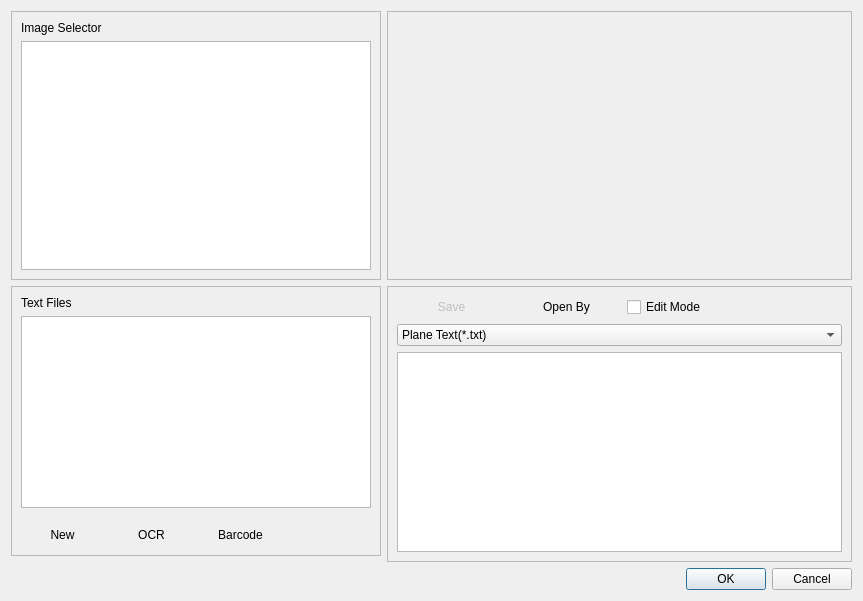
Above: ui/textEditWithPhotoDialog.ui from yufujimoto/SurveyDataCollector before the change. Below: the same form after it.
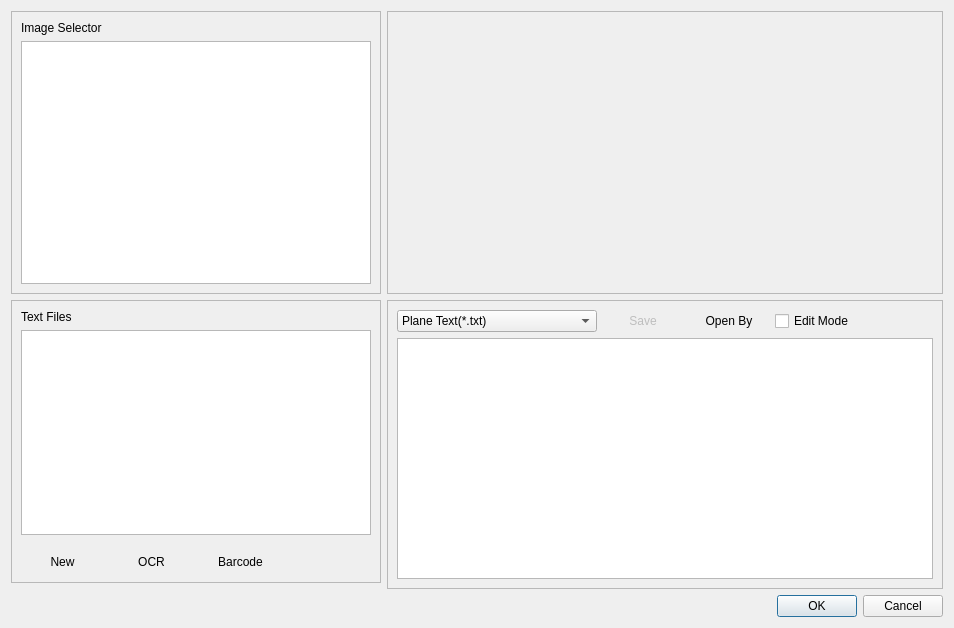
That is the form after the change.

Patch:
```diff
--- a/ui/textEditWithPhotoDialog.ui
+++ b/ui/textEditWithPhotoDialog.ui
@@ -6,8 +6,8 @@
    <rect>
     <x>0</x>
     <y>0</y>
-    <width>863</width>
-    <height>601</height>
+    <width>954</width>
+    <height>628</height>
    </rect>
   </property>
   <property name="minimumSize">
@@ -39,6 +39,37 @@
           <property name="topMargin">
            <number>0</number>
           </property>
+          <item>
+           <widget class="QComboBox" name="cbx_type">
+            <property name="minimumSize">
+             <size>
+              <width>0</width>
+              <height>0</height>
+             </size>
+            </property>
+            <property name="maximumSize">
+             <size>
+              <width>200</width>
+              <height>16777215</height>
+             </size>
+            </property>
+            <item>
+             <property name="text">
+              <string>Plane Text(*.txt)</string>
+             </property>
+            </item>
+            <item>
+             <property name="text">
+              <string>Comma Separated Values(*.csv)</string>
+             </property>
+            </item>
+            <item>
+             <property name="text">
+              <string>Markdown(*.md)</string>
+             </property>
+            </item>
+           </widget>
+          </item>
           <item>
            <widget class="QPushButton" name="btn_sav">
             <property name="enabled">
@@ -100,34 +131,15 @@
          </layout>
         </item>
         <item>
-         <widget class="QComboBox" name="cbx_type">
+         <widget class="QTextEdit" name="textEdit">
+          <property name="enabled">
+           <bool>true</bool>
+          </property>
           <property name="minimumSize">
            <size>
-            <width>0</width>
+            <width>200</width>
             <height>0</height>
            </size>
-          </property>
-          <item>
-           <property name="text">
-            <string>Plane Text(*.txt)</string>
-           </property>
-          </item>
-          <item>
-           <property name="text">
-            <string>Comma Separated Values(*.csv)</string>
-           </property>
-          </item>
-          <item>
-           <property name="text">
-            <string>Markdown(*.md)</string>
-           </property>
-          </item>
-         </widget>
-        </item>
-        <item>
-         <widget class="QTextEdit" name="textEdit">
-          <property name="enabled">
-           <bool>true</bool>
           </property>
           <property name="readOnly">
            <bool>true</bool>
```
